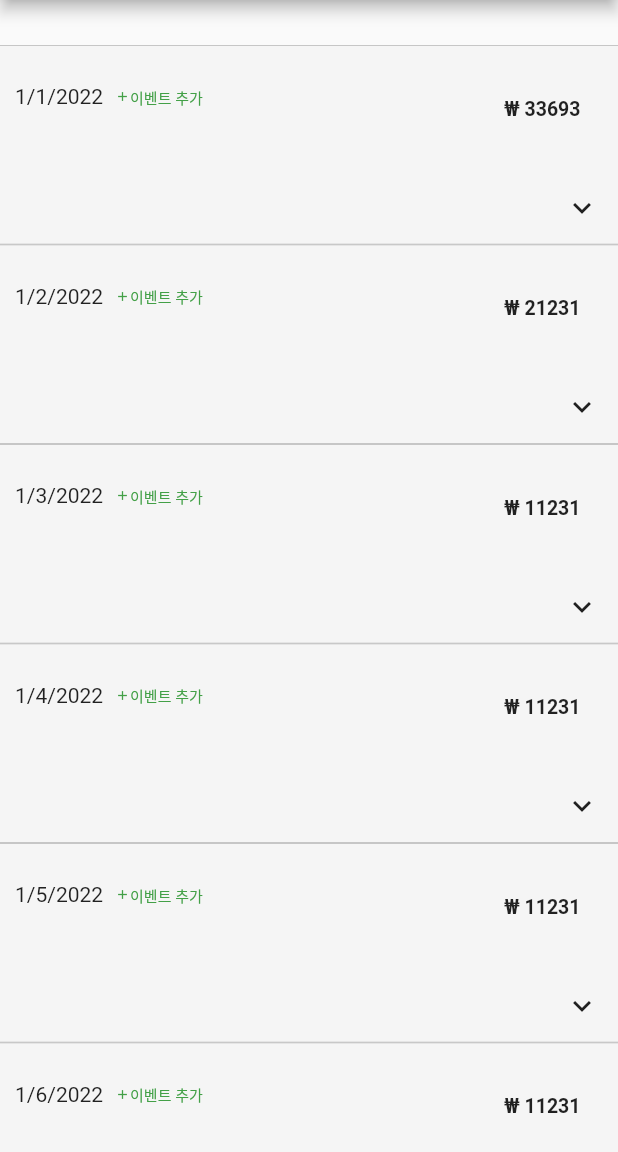
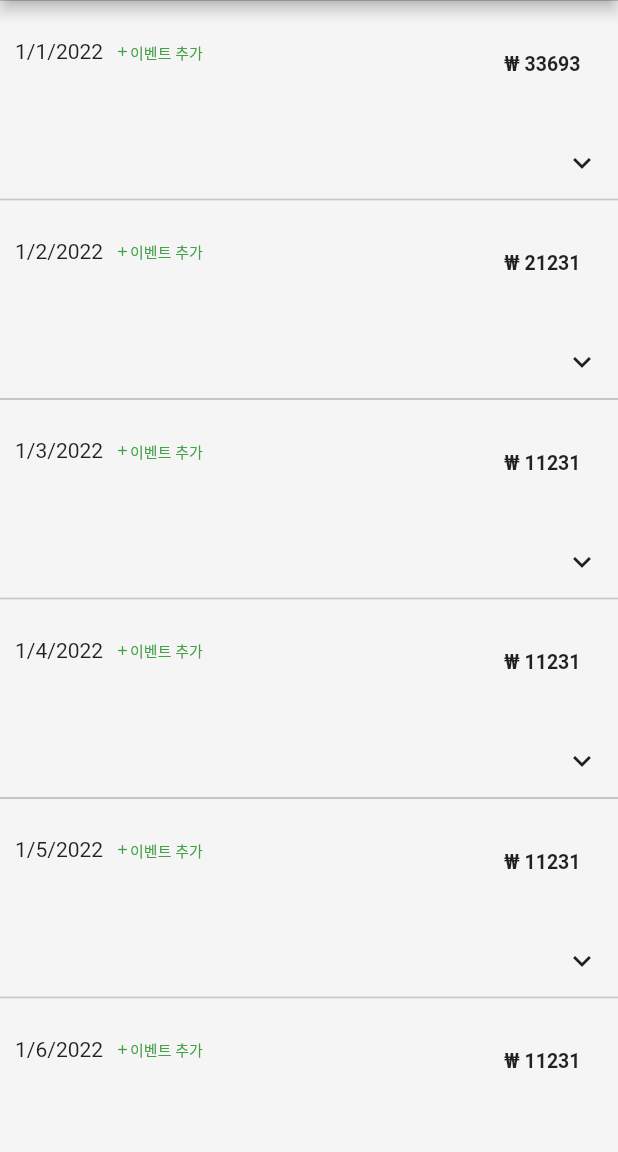
Before and after one commit to tyange/ttattogat_flutter, a Flutter app: the screen it shows after launch, on a phone screen of 412 x 824 dp, the part 84-1236 px from its top. Run offline on Flutter 3.47's test engine with Material 2 defaults, Android fonts, the phone set to English and light mode, and no system bars; Roboto replaces fonts that are missing (Gowun Dodum, Pretendard).

Commit message:
change to listview

```diff
--- a/lib/screens/events_screen.dart
+++ b/lib/screens/events_screen.dart
@@ -222,16 +222,12 @@ class _EventsScreenState extends State<EventsScreen> {
         backgroundColor: Theme.of(context).colorScheme.primary,
         // shadowColor: const Color.fromRGBO(0, 0, 0, 0.5),
       ),
-      body: SingleChildScrollView(
-        padding: const EdgeInsets.symmetric(vertical: 30),
-        child: Column(
-          children: _days
-              .map((day) => DayItem(
-                    key: ValueKey(day.dateTime),
-                    day: day,
-                    addDayEvent: () => _showAddNewEvent(context, day.dateTime),
-                  ))
-              .toList(),
+      body: ListView.builder(
+        itemCount: _days.length,
+        itemBuilder: (ctx, i) => DayItem(
+          key: ValueKey(_days[i].dateTime),
+          day: _days[i],
+          addDayEvent: () => _showAddNewEvent(ctx, _days[i].dateTime),
         ),
       ),
     );
```
